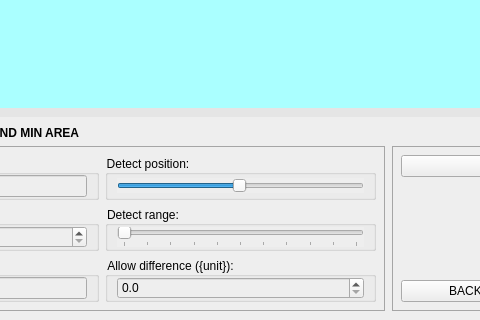
Qt form views/measurement_screen.ui (Shockmstr/FQCS_DesktopApp) before a commit; both pictures show x 757 to 1237 and y 464 to 784 of the 1440 by 784 pixel window.
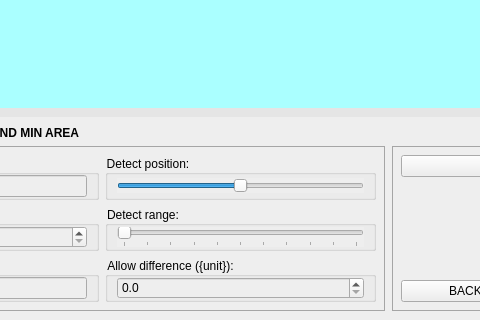
The same form after that commit.

```diff
--- a/views/measurement_screen.ui
+++ b/views/measurement_screen.ui
@@ -232,10 +232,10 @@
                <item>
                 <widget class="QSlider" name="sldDectectPosition">
                  <property name="minimum">
-                  <number>1</number>
+                  <number>-50</number>
                  </property>
                  <property name="maximum">
-                  <number>100</number>
+                  <number>50</number>
                  </property>
                  <property name="singleStep">
                   <number>5</number>
@@ -244,7 +244,7 @@
                   <number>5</number>
                  </property>
                  <property name="value">
-                  <number>50</number>
+                  <number>0</number>
                  </property>
                  <property name="orientation">
                   <enum>Qt::Horizontal</enum>
```
